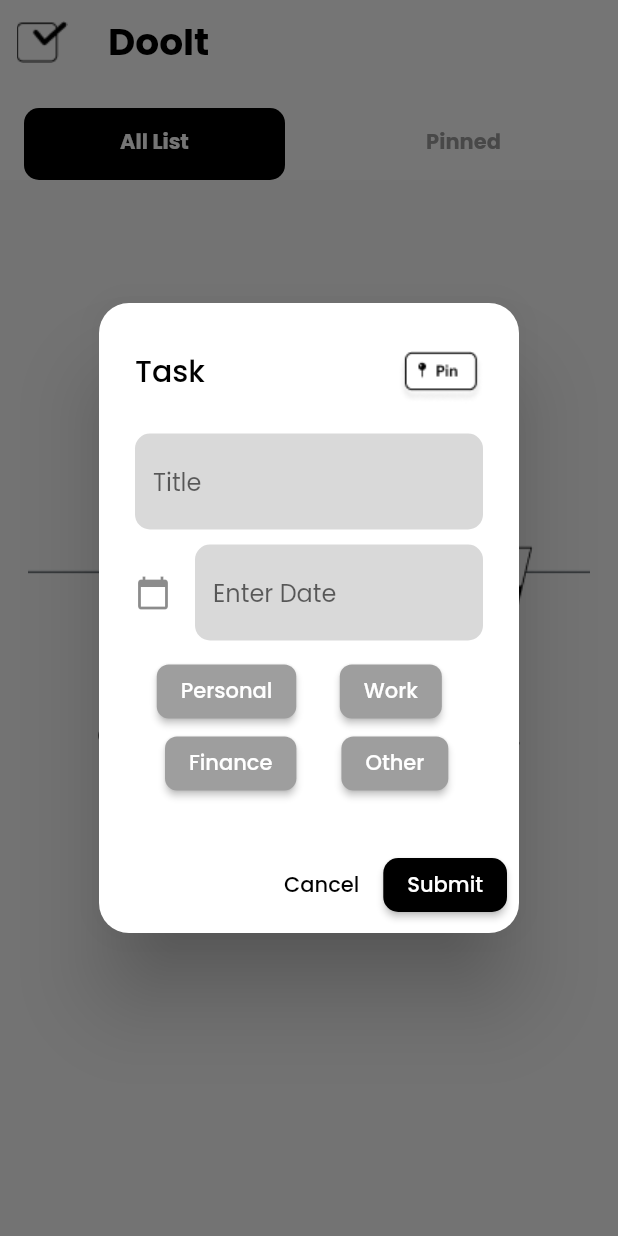
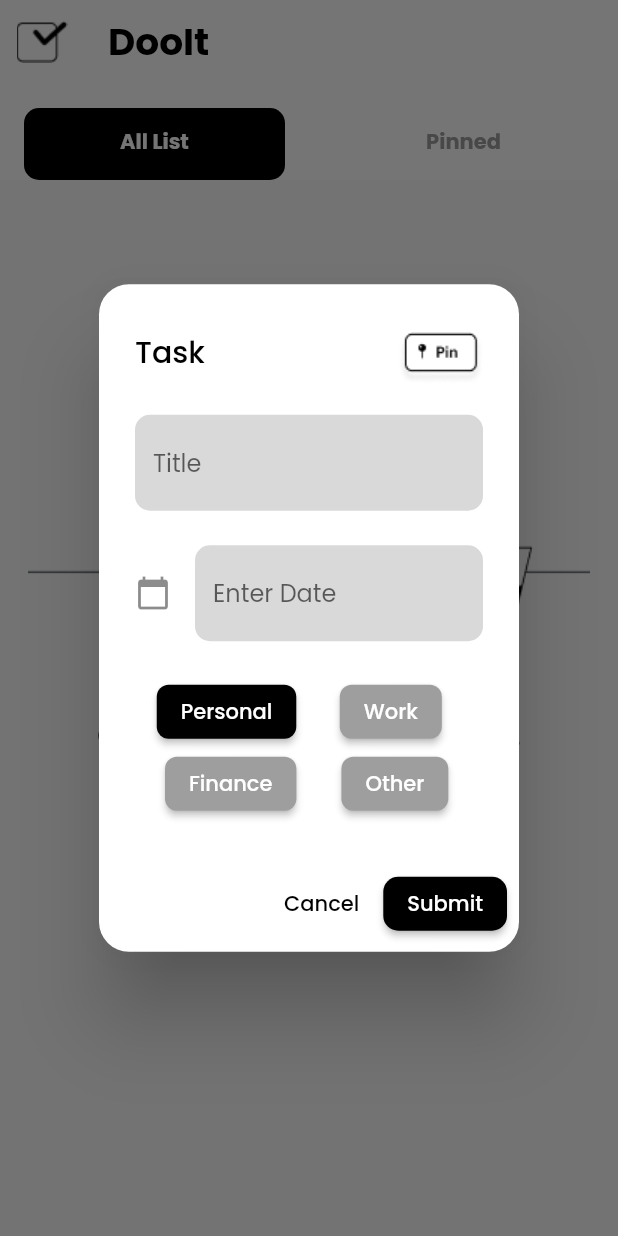
Before and after one commit to Dark-R1der/To-Do-GDSC, a Flutter app: the screen it shows after launch, after a tap on "New List", on a phone screen of 412 x 824 dp. Run offline on Flutter 3.47's test engine with Material 2 defaults, Android fonts, the phone set to English and light mode, and no system bars; our stand-ins replace google_fonts.

Commit message:
Spacers added

```diff
--- a/lib/screens/homePage.dart
+++ b/lib/screens/homePage.dart
@@ -76,7 +76,7 @@ class _HomePageState extends State<HomePage> {
           content: Container(
             decoration: BoxDecoration(
                 borderRadius: BorderRadiusDirectional.circular(20)),
-            height: 245,
+            height: 270,
             child: Column(
               children: [
                 TextFormField(
@@ -98,9 +98,7 @@ class _HomePageState extends State<HomePage> {
                   },
                   textCapitalization: TextCapitalization.sentences,
                 ),
-                SizedBox(
-                  height: 10,
-                ),
+                Spacer(),
                 TextField(
                   controller: dateinput,
                   decoration: InputDecoration(
@@ -135,9 +133,7 @@ class _HomePageState extends State<HomePage> {
                     }
                   },
                 ),
-                SizedBox(
-                  height: 10,
-                ),
+                Spacer(),
                 ColorChangingButton(
                   onButtonSelected: _updateSelectedButtonIndex,
                 ),
--- a/lib/widgets/button.dart
+++ b/lib/widgets/button.dart
@@ -12,7 +12,7 @@ class ColorChangingButton extends StatefulWidget {
 }
 
 class _ColorChangingButtonState extends State<ColorChangingButton> {
-  int _selectedButtonIndex = -1;
+  int _selectedButtonIndex = 0;
   final List<String> _text = ['Personal', 'Work', 'Finance', 'Other'];
 
   void _selectButton(int index) {
--- a/lib/widgets/tiles.dart
+++ b/lib/widgets/tiles.dart
@@ -17,7 +17,7 @@ class tiles extends StatelessWidget {
   Widget build(BuildContext context) {
     return Container(
       decoration: BoxDecoration(
-        border: Border.all(color: Colors.black), // Add black border
+        border: Border.all(color: Colors.black),
         borderRadius: BorderRadius.circular(20),
       ),
       child: Container(
```
